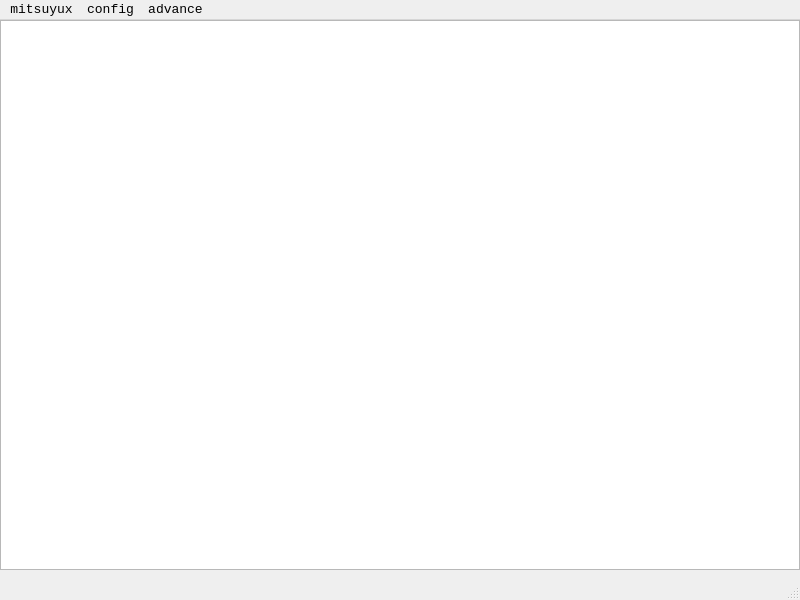
zephyrchien/Mitsuyu-Qt, file mainwindow.ui: the form before one commit.
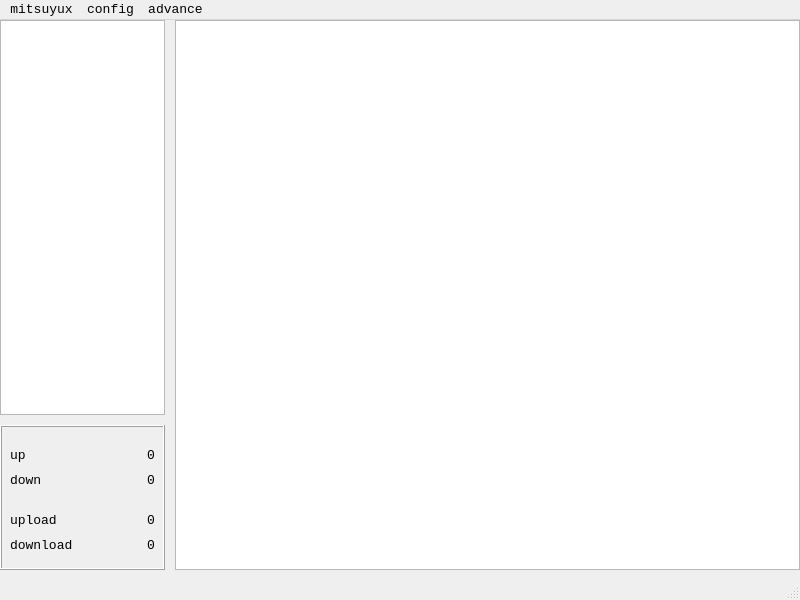
The form after the commit. Icons and pictures are not drawn.

Diff of the .ui file:
```diff
--- a/mainwindow.ui
+++ b/mainwindow.ui
@@ -27,9 +27,9 @@
    <widget class="QTextBrowser" name="logs">
     <property name="geometry">
      <rect>
-      <x>0</x>
+      <x>175</x>
       <y>0</y>
-      <width>800</width>
+      <width>625</width>
       <height>550</height>
      </rect>
     </property>
@@ -42,6 +42,151 @@
       <bold>false</bold>
      </font>
     </property>
+    <property name="horizontalScrollBarPolicy">
+     <enum>Qt::ScrollBarAlwaysOff</enum>
+    </property>
+   </widget>
+   <widget class="QTextBrowser" name="conn_logs">
+    <property name="geometry">
+     <rect>
+      <x>0</x>
+      <y>0</y>
+      <width>165</width>
+      <height>395</height>
+     </rect>
+    </property>
+   </widget>
+   <widget class="QFrame" name="frame">
+    <property name="geometry">
+     <rect>
+      <x>0</x>
+      <y>405</y>
+      <width>165</width>
+      <height>145</height>
+     </rect>
+    </property>
+    <property name="frameShape">
+     <enum>QFrame::Box</enum>
+    </property>
+    <property name="frameShadow">
+     <enum>QFrame::Raised</enum>
+    </property>
+    <widget class="QLabel" name="label1">
+     <property name="geometry">
+      <rect>
+       <x>10</x>
+       <y>20</y>
+       <width>80</width>
+       <height>20</height>
+      </rect>
+     </property>
+     <property name="text">
+      <string>up</string>
+     </property>
+    </widget>
+    <widget class="QLabel" name="label2">
+     <property name="geometry">
+      <rect>
+       <x>10</x>
+       <y>45</y>
+       <width>80</width>
+       <height>20</height>
+      </rect>
+     </property>
+     <property name="text">
+      <string>down</string>
+     </property>
+    </widget>
+    <widget class="QLabel" name="label3">
+     <property name="geometry">
+      <rect>
+       <x>10</x>
+       <y>85</y>
+       <width>80</width>
+       <height>20</height>
+      </rect>
+     </property>
+     <property name="text">
+      <string>upload</string>
+     </property>
+    </widget>
+    <widget class="QLabel" name="label4">
+     <property name="geometry">
+      <rect>
+       <x>10</x>
+       <y>110</y>
+       <width>80</width>
+       <height>20</height>
+      </rect>
+     </property>
+     <property name="text">
+      <string>download</string>
+     </property>
+    </widget>
+    <widget class="QLabel" name="label_up">
+     <property name="geometry">
+      <rect>
+       <x>95</x>
+       <y>20</y>
+       <width>60</width>
+       <height>20</height>
+      </rect>
+     </property>
+     <property name="text">
+      <string>0</string>
+     </property>
+     <property name="alignment">
+      <set>Qt::AlignRight|Qt::AlignTrailing|Qt::AlignVCenter</set>
+     </property>
+    </widget>
+    <widget class="QLabel" name="label_down">
+     <property name="geometry">
+      <rect>
+       <x>95</x>
+       <y>45</y>
+       <width>60</width>
+       <height>20</height>
+      </rect>
+     </property>
+     <property name="text">
+      <string>0</string>
+     </property>
+     <property name="alignment">
+      <set>Qt::AlignRight|Qt::AlignTrailing|Qt::AlignVCenter</set>
+     </property>
+    </widget>
+    <widget class="QLabel" name="label_upload">
+     <property name="geometry">
+      <rect>
+       <x>95</x>
+       <y>85</y>
+       <width>60</width>
+       <height>20</height>
+      </rect>
+     </property>
+     <property name="text">
+      <string>0</string>
+     </property>
+     <property name="alignment">
+      <set>Qt::AlignRight|Qt::AlignTrailing|Qt::AlignVCenter</set>
+     </property>
+    </widget>
+    <widget class="QLabel" name="label_download">
+     <property name="geometry">
+      <rect>
+       <x>95</x>
+       <y>110</y>
+       <width>60</width>
+       <height>20</height>
+      </rect>
+     </property>
+     <property name="text">
+      <string>0</string>
+     </property>
+     <property name="alignment">
+      <set>Qt::AlignRight|Qt::AlignTrailing|Qt::AlignVCenter</set>
+     </property>
+    </widget>
    </widget>
   </widget>
   <widget class="QMenuBar" name="menubar">
```
